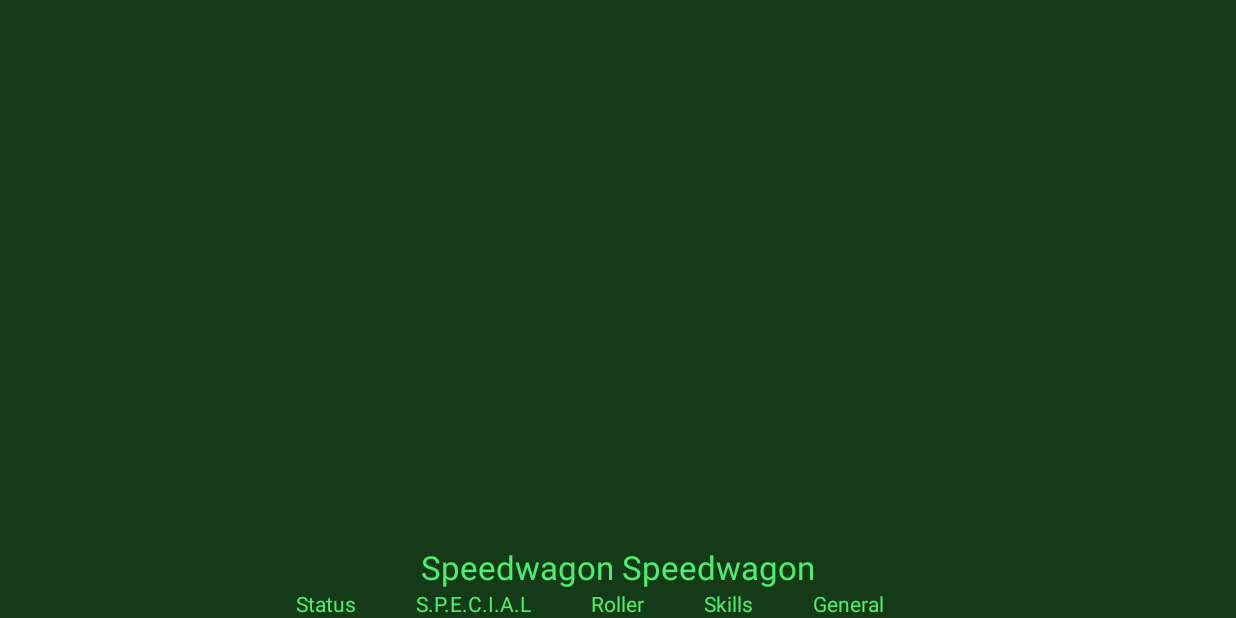
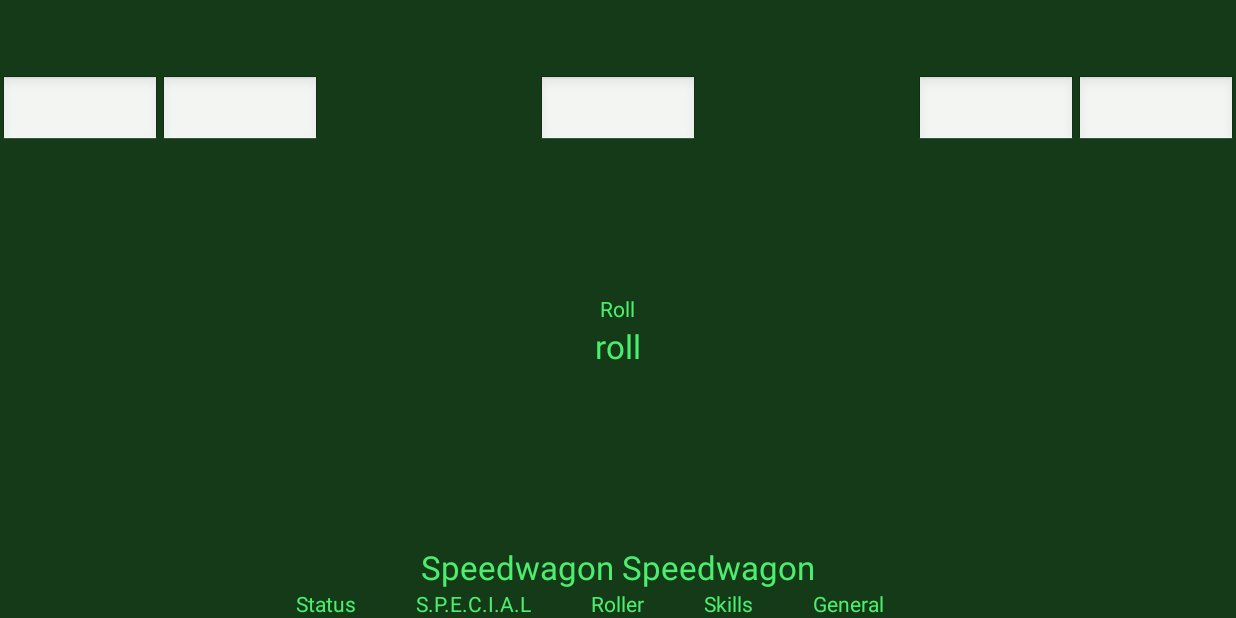
Before and after one commit to Micadurp/FalloutPnPRoller, an Android app: the screen it shows after launch (DiceRoller), on a phone screen of 824 x 412 dp (held sideways). Run offline under Robolectric (Android 15) with nearby library versions, the phone set to English and light mode, and no system bars.

Commit message:
A basic rollmenu with a listening button

```diff
--- a/RollerApp/src/main/java/me/durp/falloutpnproller/DiceRoller.java
+++ b/RollerApp/src/main/java/me/durp/falloutpnproller/DiceRoller.java
@@ -3,7 +3,10 @@ package me.durp.falloutpnproller;
 import android.app.Activity;
 import android.content.pm.ActivityInfo;
 import android.os.Bundle;
+import android.view.View;
 import android.view.WindowManager;
+import android.widget.Button;
+import android.widget.TextView;
 
 /**
  * Created by enicdey on 9/20/16.
@@ -14,5 +17,19 @@ public class DiceRoller extends Activity {
     protected void onCreate(Bundle pSavedInstanceState) {
         super.onCreate(pSavedInstanceState);
         setContentView(R.layout.activity_dice_roller);
+
+        Button rollButton = (Button) findViewById(R.id.rollButton);
+
+        rollButton.setOnClickListener(new View.OnClickListener() {
+            public void onClick(View v) {
+                calculateEffect();
+            }
+        });
+    }
+
+    private void calculateEffect(){
+
+        TextView effectValue = (TextView) findViewById(R.id.effectValue);
+        effectValue.setText("IT WORKS");
     }
 }
--- a/RollerApp/src/main/res/layout/activity_dice_roller.xml
+++ b/RollerApp/src/main/res/layout/activity_dice_roller.xml
@@ -17,4 +17,102 @@
         android:layout_above="@+id/menuLayout"
         android:layout_centerHorizontal="true" />
 
+    <RelativeLayout
+        android:layout_width="match_parent"
+        android:layout_height="match_parent">
+
+        <RelativeLayout
+            android:layout_width="match_parent"
+            android:layout_height="wrap_content"
+            android:layout_centerVertical="true"
+            android:layout_alignParentLeft="true"
+            android:layout_alignParentStart="true">
+
+            <Button
+                android:layout_width="wrap_content"
+                android:layout_height="wrap_content"
+                android:background="@android:color/transparent"
+                android:textColor="@color/colorPrimaryText"
+                android:text="@string/roll_button_text"
+                android:id="@+id/rollButton"
+                android:layout_centerVertical="true"
+                android:layout_centerHorizontal="true" />
+
+            <TextView
+                android:layout_width="wrap_content"
+                android:layout_height="wrap_content"
+                android:textAppearance="?android:attr/textAppearanceLarge"
+                android:textColor="@color/colorPrimaryText"
+                android:text="roll"
+                android:id="@+id/effectValue"
+                android:layout_below="@+id/rollButton"
+                android:layout_centerHorizontal="true"
+                android:layout_marginTop="30dp" />
+
+        </RelativeLayout>
+
+        <RelativeLayout
+            android:layout_width="match_parent"
+            android:layout_height="wrap_content"
+            android:layout_alignParentTop="true"
+            android:layout_alignParentLeft="true"
+            android:layout_alignParentStart="true"
+            android:layout_marginTop="50dp">
+
+            <EditText
+                android:layout_width="wrap_content"
+                android:layout_height="wrap_content"
+                android:textColor="@color/colorPrimaryText"
+                android:inputType="number"
+                android:ems="5"
+                android:id="@+id/skillValue"
+                android:layout_centerVertical="true"
+                android:layout_alignParentLeft="true"
+                android:layout_alignParentStart="true" />
+
+            <EditText
+                android:layout_width="wrap_content"
+                android:layout_height="wrap_content"
+                android:textColor="@color/colorPrimaryText"
+                android:inputType="number"
+                android:ems="5"
+                android:id="@+id/skillType"
+                android:layout_alignParentTop="true"
+                android:layout_toRightOf="@+id/skillValue"
+                android:layout_toEndOf="@+id/skillValue" />
+
+            <EditText
+                android:layout_width="wrap_content"
+                android:layout_height="wrap_content"
+                android:textColor="@color/colorPrimaryText"
+                android:inputType="number"
+                android:ems="5"
+                android:id="@+id/diceValue"
+                android:layout_alignParentTop="true"
+                android:layout_centerHorizontal="true"/>
+
+            <EditText
+                android:layout_width="wrap_content"
+                android:layout_height="wrap_content"
+                android:textColor="@color/colorPrimaryText"
+                android:inputType="number"
+                android:ems="5"
+                android:id="@+id/plusValue"
+                android:layout_alignParentTop="true"
+                android:layout_toLeftOf="@+id/minusValue"
+                android:layout_toStartOf="@+id/minusValue" />
+
+            <EditText
+                android:layout_width="wrap_content"
+                android:layout_height="wrap_content"
+                android:textColor="@color/colorPrimaryText"
+                android:inputType="number"
+                android:ems="5"
+                android:id="@+id/minusValue"
+                android:layout_alignParentTop="true"
+                android:layout_alignParentRight="true"
+                android:layout_alignParentEnd="true" />
+        </RelativeLayout>
+    </RelativeLayout>
+
 </RelativeLayout>
--- a/RollerApp/src/main/res/values/strings.xml
+++ b/RollerApp/src/main/res/values/strings.xml
@@ -7,4 +7,5 @@
     <string name="menu_button_3">Roller</string>
     <string name="menu_button_4">Skills</string>
     <string name="menu_button_5">General</string>
+    <string name="roll_button_text">Roll</string>
 </resources>
```
